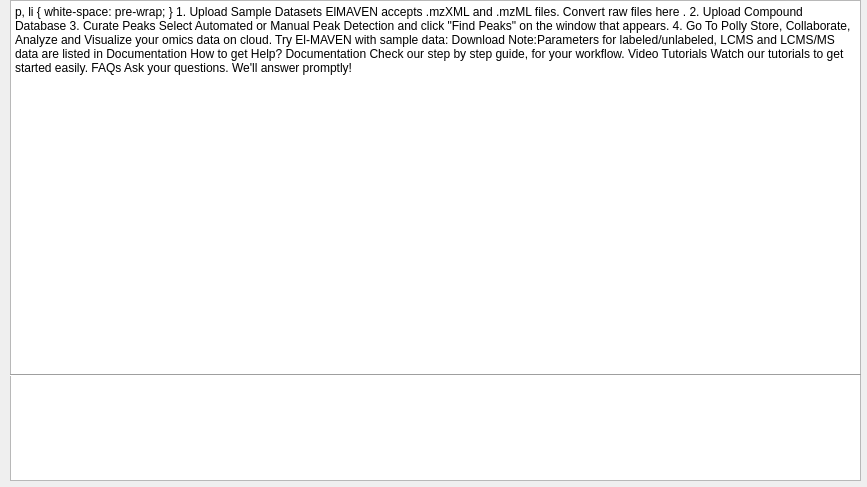
Qt form src/gui/mzroll/forms/gettingstarted.ui (ElucidataInc/ElMaven) before a commit.
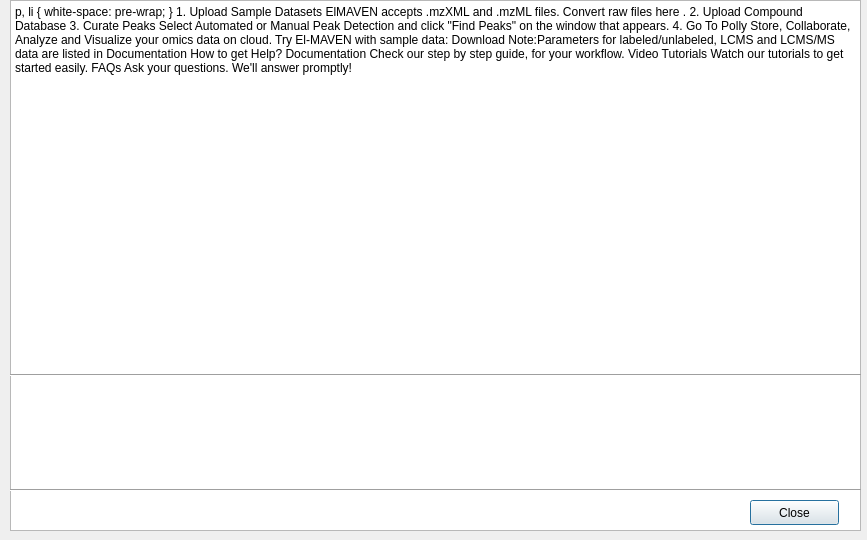
The same form after that commit. Icons and pictures are not drawn.

Commit message: [UI]Enable Startup Dialog to appear once after installation

What changed in the file:
```diff
--- a/src/gui/mzroll/forms/gettingstarted.ui
+++ b/src/gui/mzroll/forms/gettingstarted.ui
@@ -7,7 +7,7 @@
     <x>0</x>
     <y>0</y>
     <width>867</width>
-    <height>487</height>
+    <height>540</height>
    </rect>
   </property>
   <property name="windowTitle">
@@ -19,7 +19,7 @@
      <x>10</x>
      <y>0</y>
      <width>851</width>
-     <height>481</height>
+     <height>531</height>
     </rect>
    </property>
    <property name="html">
@@ -78,6 +78,32 @@
     <enum>Qt::Horizontal</enum>
    </property>
   </widget>
+  <widget class="QPushButton" name="pushButton">
+   <property name="geometry">
+    <rect>
+     <x>750</x>
+     <y>500</y>
+     <width>89</width>
+     <height>25</height>
+    </rect>
+   </property>
+   <property name="text">
+    <string>Close</string>
+   </property>
+  </widget>
+  <widget class="Line" name="line_2">
+   <property name="geometry">
+    <rect>
+     <x>10</x>
+     <y>480</y>
+     <width>851</width>
+     <height>20</height>
+    </rect>
+   </property>
+   <property name="orientation">
+    <enum>Qt::Horizontal</enum>
+   </property>
+  </widget>
  </widget>
  <resources/>
  <connections/>
```
The commit also changes 3 other files.
